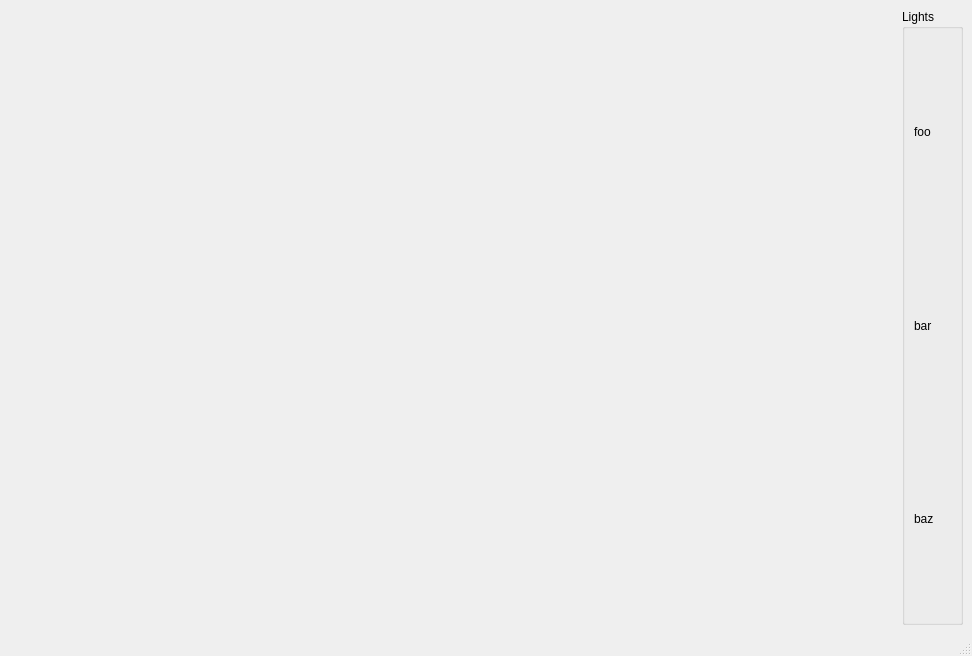
The window that ui/MainWindow.ui (jw0z96/Masterclass-VXGI-Sponza) describes before a commit, drawn with Qt 5.
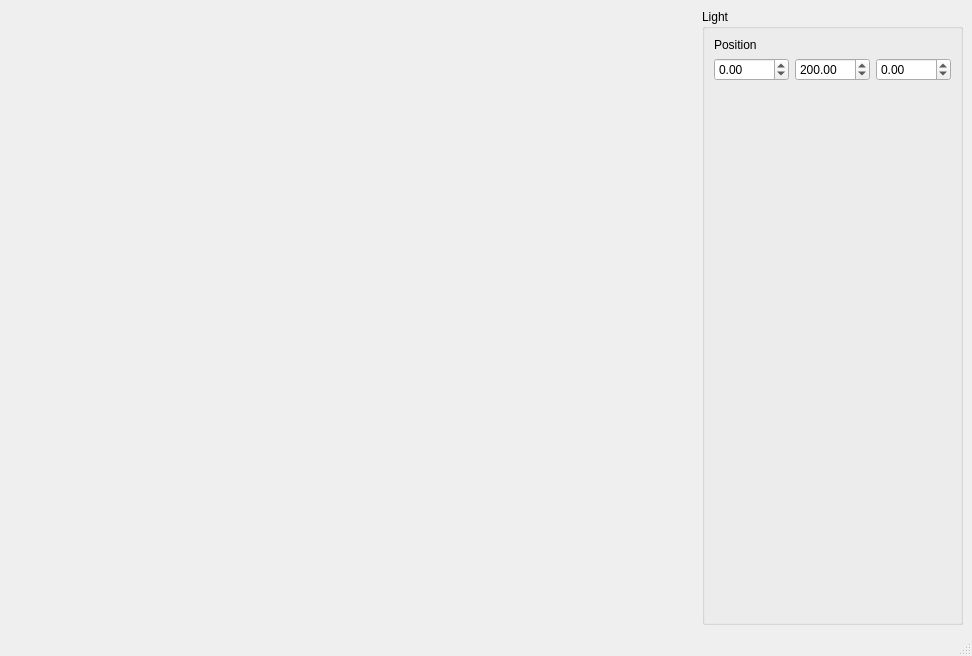
The same window after the commit.

Commit message: added light position controls

What changed in the file:
```diff
--- a/ui/MainWindow.ui
+++ b/ui/MainWindow.ui
@@ -18,29 +18,70 @@
     <item row="0" column="1">
      <widget class="QGroupBox" name="s_transformGB">
       <property name="title">
-       <string>Lights</string>
+       <string>Light</string>
       </property>
       <layout class="QGridLayout" name="gridLayout">
        <item row="0" column="0">
         <widget class="QLabel" name="label">
          <property name="text">
-          <string>foo</string>
+          <string>Position</string>
          </property>
         </widget>
        </item>
        <item row="1" column="0">
-        <widget class="QLabel" name="label_2">
-         <property name="text">
-          <string>bar</string>
+        <widget class="QDoubleSpinBox" name="lightPositionX">
+         <property name="minimum">
+          <double>-1000.000000000000000</double>
+         </property>
+         <property name="maximum">
+          <double>1000.000000000000000</double>
+         </property>
+         <property name="singleStep">
+          <double>20.000000000000000</double>
+         </property>
+        </widget>
+       </item>
+       <item row="1" column="2">
+        <widget class="QDoubleSpinBox" name="lightPositionZ">
+         <property name="minimum">
+          <double>-1000.000000000000000</double>
+         </property>
+         <property name="maximum">
+          <double>1000.000000000000000</double>
+         </property>
+         <property name="singleStep">
+          <double>20.000000000000000</double>
+         </property>
+        </widget>
+       </item>
+       <item row="1" column="1">
+        <widget class="QDoubleSpinBox" name="lightPositionY">
+         <property name="minimum">
+          <double>-1000.000000000000000</double>
+         </property>
+         <property name="maximum">
+          <double>1000.000000000000000</double>
+         </property>
+         <property name="singleStep">
+          <double>20.000000000000000</double>
+         </property>
+         <property name="value">
+          <double>200.000000000000000</double>
          </property>
         </widget>
        </item>
        <item row="2" column="0">
-        <widget class="QLabel" name="label_3">
-         <property name="text">
-          <string>baz</string>
+        <spacer name="verticalSpacer">
+         <property name="orientation">
+          <enum>Qt::Vertical</enum>
          </property>
-        </widget>
+         <property name="sizeHint" stdset="0">
+          <size>
+           <width>20</width>
+           <height>40</height>
+          </size>
+         </property>
+        </spacer>
        </item>
       </layout>
      </widget>
```
Left out of the diff: 2 changed lines with no effect on the pictures. The commit also changes 6 other files.
